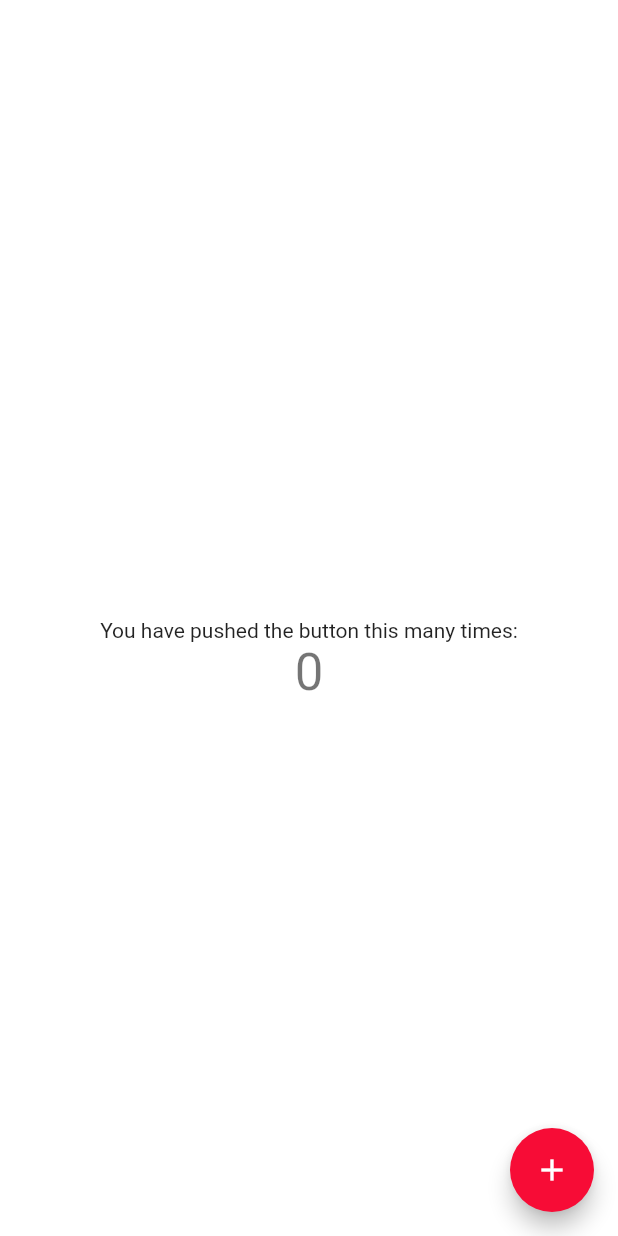
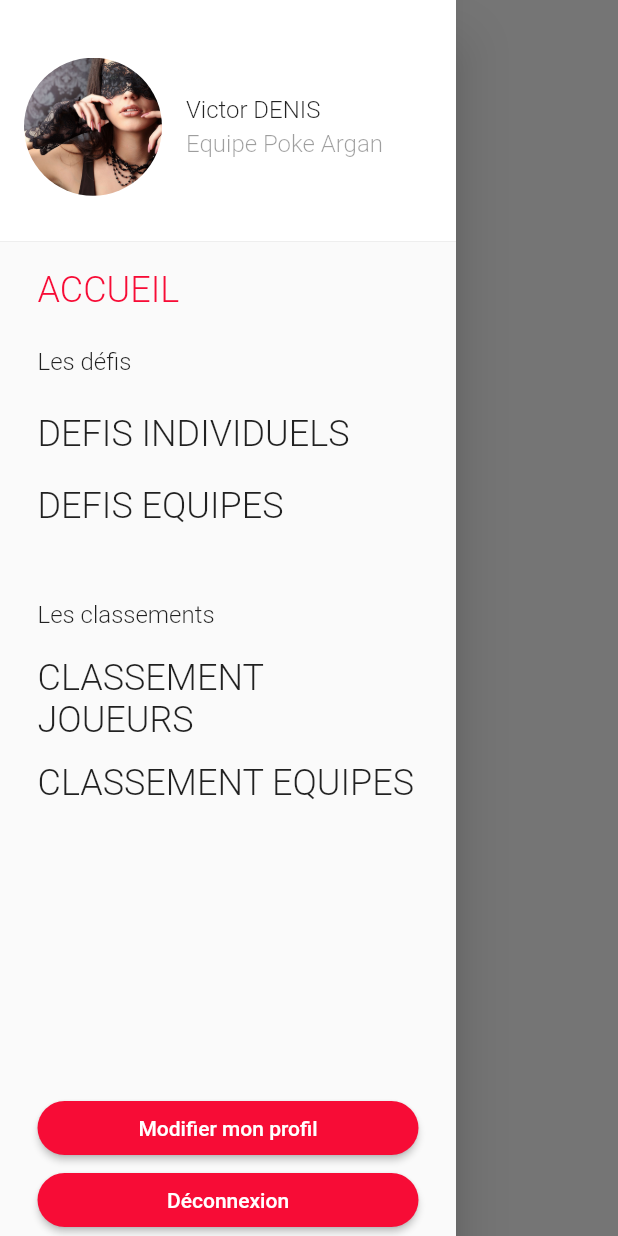
Before and after one commit to BDE-ISATI/Appli-WEI-Custom, a Flutter app: the screen it shows after launch, with the side drawer open (before the commit the screen has no drawer), on a phone screen of 412 x 824 dp. Run offline on Flutter 3.47's test engine with Material 2 defaults, Android fonts, the light colour scheme and no system bars.

Commit message:
[Add] Basic navigation

```diff
--- a/lib/main.dart
+++ b/lib/main.dart
@@ -1,3 +1,4 @@
+import 'package:appli_wei_custom/src/pages/main_page/main_page.dart';
 import 'package:flutter/material.dart';
 
 void main() {
@@ -27,98 +28,15 @@ class MyApp extends StatelessWidget {
 
         // fontFamily: "Futura Light",
         textTheme: const TextTheme(
-          headline1: TextStyle(fontSize: 48.0, fontWeight: FontWeight.w800, fontFamily: "Futura Light", color: Colors.black87),
-          headline2: TextStyle(fontSize: 24.0, fontWeight: FontWeight.w300, fontFamily: "Futura Light", color: Colors.black87),
+          headline1: TextStyle(fontSize: 32.0, fontWeight: FontWeight.w800, fontFamily: "Futura Light", color: Colors.black87),
+          headline2: TextStyle(fontSize: 24.0, fontWeight: FontWeight.w300, color: Colors.black87),
+          headline3: TextStyle(fontSize: 16.0, fontWeight: FontWeight.w300, color: Colors.black87),
+          headline4: TextStyle(fontSize: 16.0, fontWeight: FontWeight.w300, color: Colors.black38),
         ),
 
         visualDensity: VisualDensity.adaptivePlatformDensity,
       ),
-      home: MyHomePage(title: 'Flutter Demo Home Page'),
+      home: MainPage(),
     );
   }
 }
-
-class MyHomePage extends StatefulWidget {
-  MyHomePage({Key key, this.title}) : super(key: key);
-
-  // This widget is the home page of your application. It is stateful, meaning
-  // that it has a State object (defined below) that contains fields that affect
-  // how it looks.
-
-  // This class is the configuration for the state. It holds the values (in this
-  // case the title) provided by the parent (in this case the App widget) and
-  // used by the build method of the State. Fields in a Widget subclass are
-  // always marked "final".
-
-  final String title;
-
-  @override
-  _MyHomePageState createState() => _MyHomePageState();
-}
-
-class _MyHomePageState extends State<MyHomePage> {
-  int _counter = 0;
-
-  void _incrementCounter() {
-    setState(() {
-      // This call to setState tells the Flutter framework that something has
-      // changed in this State, which causes it to rerun the build method below
-      // so that the display can reflect the updated values. If we changed
-      // _counter without calling setState(), then the build method would not be
-      // called again, and so nothing would appear to happen.
-      _counter++;
-    });
-  }
-
-  @override
-  Widget build(BuildContext context) {
-    // This method is rerun every time setState is called, for instance as done
-    // by the _incrementCounter method above.
-    //
-    // The Flutter framework has been optimized to make rerunning build methods
-    // fast, so that you can just rebuild anything that needs updating rather
-    // than having to individually change instances of widgets.
-    return Scaffold(
-      appBar: AppBar(
-        // Here we take the value from the MyHomePage object that was created by
-        // the App.build method, and use it to set our appbar title.
-        title: Text(widget.title),
-      ),
-      body: Center(
-        // Center is a layout widget. It takes a single child and positions it
-        // in the middle of the parent.
-        child: Column(
-          // Column is also a layout widget. It takes a list of children and
-          // arranges them vertically. By default, it sizes itself to fit its
-          // children horizontally, and tries to be as tall as its parent.
-          //
-          // Invoke "debug painting" (press "p" in the console, choose the
-          // "Toggle Debug Paint" action from the Flutter Inspector in Android
-          // Studio, or the "Toggle Debug Paint" command in Visual Studio Code)
-          // to see the wireframe for each widget.
-          //
-          // Column has various properties to control how it sizes itself and
-          // how it positions its children. Here we use mainAxisAlignment to
-          // center the children vertically; the main axis here is the vertical
-          // axis because Columns are vertical (the cross axis would be
-          // horizontal).
-          mainAxisAlignment: MainAxisAlignment.center,
-          children: <Widget>[
-            Text(
-              'You have pushed the button this many times:',
-            ),
-            Text(
-              '$_counter',
-              style: Theme.of(context).textTheme.headline4,
-            ),
-          ],
-        ),
-      ),
-      floatingActionButton: FloatingActionButton(
-        onPressed: _incrementCounter,
-        tooltip: 'Increment',
-        child: Icon(Icons.add),
-      ), // This trailing comma makes auto-formatting nicer for build methods.
-    );
-  }
-}
--- /dev/null
+++ b/lib/src/pages/challenges_player_page/challenges_player_page.dart
@@ -0,0 +1,8 @@
+import 'package:flutter/material.dart';
+
+class ChallangesPlayerPage extends StatelessWidget {
+  @override
+  Widget build(BuildContext context) {
+    return const Center(child: Text("Player challenge page"),);
+  }
+}
--- /dev/null
+++ b/lib/src/pages/home_page/home_page.dart
@@ -0,0 +1,8 @@
+import 'package:flutter/material.dart';
+
+class HomePage extends StatelessWidget {
+  @override
+  Widget build(BuildContext context) {
+    return const Center(child: Text("Home Page"),);
+  }
+}
--- /dev/null
+++ b/lib/src/pages/main_page/main_page.dart
@@ -0,0 +1,36 @@
+import 'package:appli_wei_custom/src/pages/challenges_player_page/challenges_player_page.dart';
+import 'package:appli_wei_custom/src/pages/home_page/home_page.dart';
+import 'package:appli_wei_custom/src/pages/main_page/widgets/menu_drawer.dart';
+import 'package:flutter/material.dart';
+
+class MainPage extends StatefulWidget {
+  @override
+  _MainPageState createState() => _MainPageState();
+}
+
+class _MainPageState extends State<MainPage> {
+  TabItem _currentTab = TabItem.home;
+
+  final Map<TabItem, Widget> _pages = {
+    TabItem.home: HomePage(),
+    TabItem.challengesPlayer: ChallangesPlayerPage()
+  };
+
+  @override
+  Widget build(BuildContext context) {
+    return Scaffold(
+      appBar: AppBar(),
+      drawer: MenuDrawer(
+        onSelectedTab: _selectePage,
+        currentTab: _currentTab,
+      ),
+      body: _pages[_currentTab],
+    );
+  }
+
+  void _selectePage(TabItem item) {
+    setState(() {
+      _currentTab = item;
+    });
+  }
+}
--- /dev/null
+++ b/lib/src/pages/main_page/widgets/menu_drawer.dart
@@ -0,0 +1,168 @@
+import 'package:appli_wei_custom/src/shared/widgets/button.dart';
+import 'package:flutter/material.dart';
+
+enum TabItem {
+  home,
+  challengesPlayer,
+  challengesTeam,
+  classmentPlayers,
+  classmentTeams,
+  profilSettings
+}
+
+Map<TabItem, int> tabIndex = {
+  TabItem.home: 0,
+  TabItem.challengesPlayer: 1,
+  TabItem.challengesTeam: 2,
+  TabItem.classmentPlayers: 3,
+  TabItem.classmentTeams: 4,
+  TabItem.profilSettings: 5
+};
+
+class MenuDrawer extends StatelessWidget {
+  const MenuDrawer({Key key, @required this.onSelectedTab, @required this.currentTab}) : super(key: key);
+
+  final ValueChanged<TabItem> onSelectedTab;
+  final TabItem currentTab;
+
+  @override
+  Widget build(BuildContext context) {
+    return Drawer(
+      child: Column(
+        children: [
+          _buildDrawerHeader(context),
+          Expanded(
+            child: Padding(
+              padding: const EdgeInsets.symmetric(horizontal: 25),
+              child: _buildMenuItems(context),
+            ),
+          ),
+          Padding(
+            padding: const EdgeInsets.symmetric(horizontal: 25),
+            child: _buildBottomButtons(),
+          )
+        ],
+      ),
+    );
+  }
+
+  Column _buildBottomButtons() {
+    return Column(
+      crossAxisAlignment: CrossAxisAlignment.stretch,
+      children: [
+        Button(
+          onPressed: () {},
+          text: "Modifier mon profil",
+        ),
+        Button(
+          onPressed: () {},
+          text: "Déconnexion",
+        )
+      ],
+    );
+  }
+
+  ListView _buildMenuItems(BuildContext context) {
+    return ListView(
+      padding: EdgeInsets.zero,
+      children: <Widget>[
+        ListTile(
+          contentPadding: const EdgeInsets.all(0),
+          dense: true,
+          title: Text('ACCUEIL', style: Theme.of(context).textTheme.headline2.merge(TextStyle(color: _colorForItem(context, TabItem.home))),),
+          onTap: () {
+            onSelectedTab(TabItem.home);
+            Navigator.of(context).pop();
+          },
+        ),
+        ListTile(
+          contentPadding: const EdgeInsets.all(0),
+          dense: true,
+          title: Text('Les défis', style: Theme.of(context).textTheme.headline3,),
+        ),
+        ListTile(
+          contentPadding: const EdgeInsets.all(0),
+          dense: true,
+          title: Text('DEFIS INDIVIDUELS', style: Theme.of(context).textTheme.headline2.merge(TextStyle(color: _colorForItem(context, TabItem.challengesPlayer))),),
+          onTap: () {
+            onSelectedTab(TabItem.challengesPlayer);
+            Navigator.of(context).pop();
+          },
+        ),
+        ListTile(
+          contentPadding: const EdgeInsets.all(0),
+          dense: true,
+          title: Text('DEFIS EQUIPES', style: Theme.of(context).textTheme.headline2.merge(TextStyle(color: _colorForItem(context, TabItem.challengesTeam))),),
+          onTap: () {
+            // Update the state of the app.
+            // ...
+          },
+        ),
+        const SizedBox(height: 25,),
+        ListTile(
+          contentPadding: const EdgeInsets.all(0),
+          dense: true,
+          title: Text('Les classements', style: Theme.of(context).textTheme.headline3,),
+        ),
+        ListTile(
+          contentPadding: const EdgeInsets.all(0),
+          dense: true,
+          title: Text('CLASSEMENT JOUEURS', style: Theme.of(context).textTheme.headline2.merge(TextStyle(color: _colorForItem(context, TabItem.classmentPlayers))),),
+          onTap: () {
+            // Update the state of the app.
+            // ...
+          },
+        ),
+        ListTile(
+          contentPadding: const EdgeInsets.all(0),
+          dense: true,
+          title: Text('CLASSEMENT EQUIPES', style: Theme.of(context).textTheme.headline2.merge(TextStyle(color: _colorForItem(context, TabItem.classmentTeams))),),
+          onTap: () {
+            // Update the state of the app.
+            // ...
+          },
+        ),
+      ],
+    );
+  }
+
+  DrawerHeader _buildDrawerHeader(BuildContext context) {
+    return DrawerHeader(
+      decoration: BoxDecoration(
+        color: Theme.of(context).scaffoldBackgroundColor,
+      ),
+      child: Row(
+        children: [
+          ClipRRect(
+              borderRadius: BorderRadius.circular(64),
+              child: const Image(
+                image: AssetImage("assets/images/players.jpg"),
+                height: 92,
+                width: 92,
+                fit: BoxFit.fitHeight,
+              ),
+          ),
+          const SizedBox(width: 16),
+          Column(
+            mainAxisAlignment: MainAxisAlignment.center,
+            crossAxisAlignment: CrossAxisAlignment.start,
+            children: [
+              Text("Victor DENIS", style: Theme.of(context).textTheme.headline3,),
+              const SizedBox(height: 4,),
+              Text("Equipe Poke Argan", style: Theme.of(context).textTheme.headline4)
+            ],
+          )
+        ],
+      ),
+    );
+  }
+
+  Color _colorForItem(BuildContext context, TabItem item) {
+    if (tabIndex[currentTab] == tabIndex[item]) {
+      return Theme.of(context).accentColor;
+    }
+
+    return Colors.black87;
+  }
+
+}
--- /dev/null
+++ b/lib/src/shared/widgets/button.dart
@@ -0,0 +1,23 @@
+import 'package:flutter/material.dart';
+
+class Button extends StatelessWidget {
+  const Button({Key key,
+                @required this.onPressed,
+                @required this.text}) : super(key: key);
+
+  final void Function() onPressed;
+
+  final String text;
+
+  @override
+  Widget build(BuildContext context) {
+    return RaisedButton(
+      onPressed: onPressed,
+      shape: RoundedRectangleBorder(
+        borderRadius: BorderRadius.circular(32)
+      ),
+      color: Theme.of(context).accentColor,
+      child: Text(text, style: const TextStyle(color: Colors.white)),
+    );
+  }
+}
```
Also changed, not shown: assets/images/challenges.png (added), assets/images/players.jpg (added), 1 other file.
